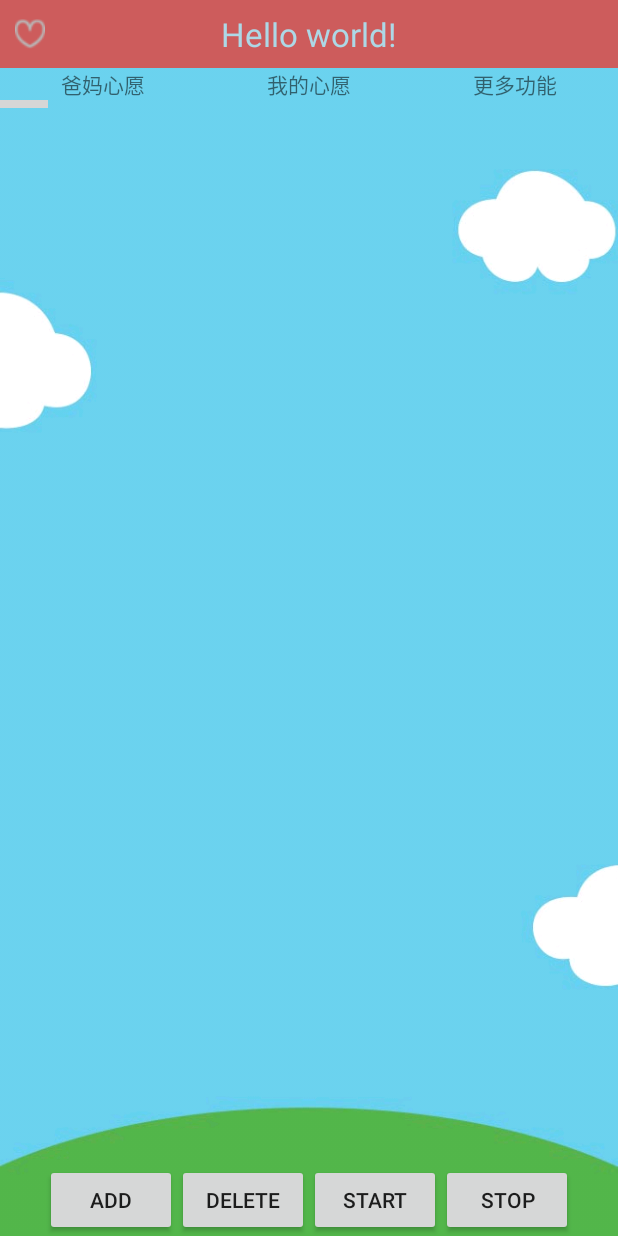
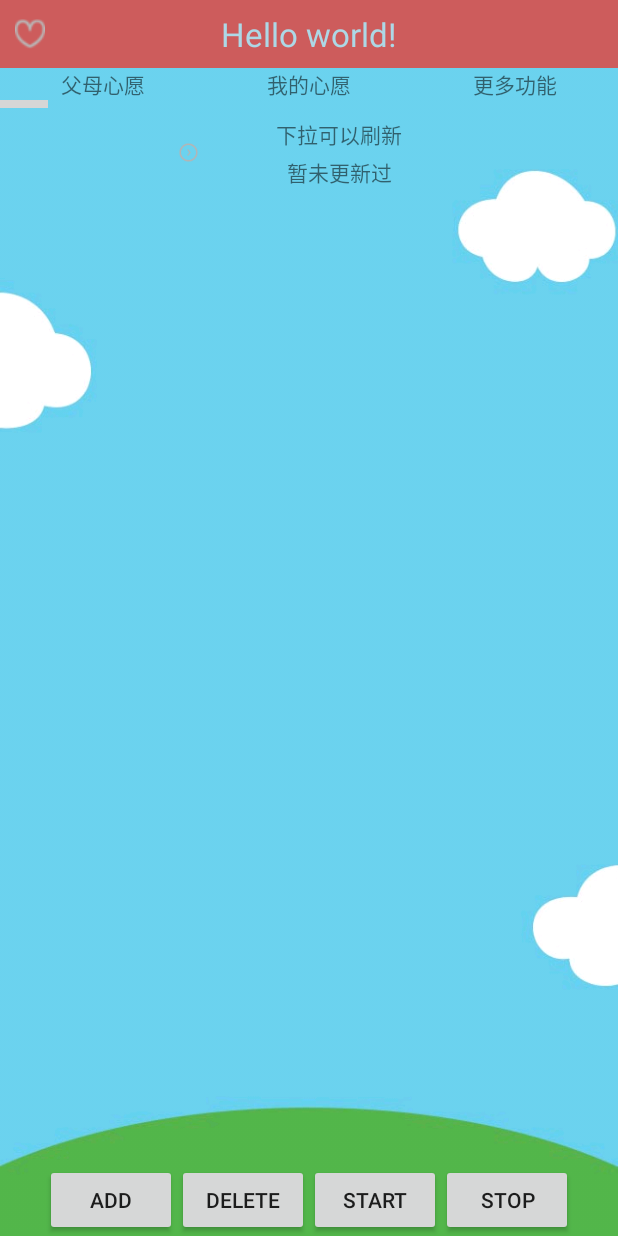
Before and after one commit to GGOD1993/YuLeiAndroidAPP, an Android app: the ChildMainActivity screen opened directly, with no data from a screen before it, on a phone screen of 412 x 824 dp. Run offline under Robolectric (Android 15) with nearby library versions, the phone set to English and light mode, and no system bars; libraries missing offline, so code that uses them is left out: com.viewpagerindicator; plain views replace UnderlinePageIndicator; 2 statements that could not run were skipped; grey boxes are pictures that could not be loaded.

Commit message:
child task pull to refresh beta

```diff
--- a/app/src/main/java/com/example/pc/myapplication/ViewStyle/ActiveViewGroup.java
+++ b/app/src/main/java/com/example/pc/myapplication/ViewStyle/ActiveViewGroup.java
@@ -1,15 +1,23 @@
 package com.example.pc.myapplication.ViewStyle;
 
 import android.content.Context;
+import android.support.v4.view.ViewCompat;
 import android.util.AttributeSet;
+import android.util.Log;
 import android.view.MotionEvent;
 import android.view.View;
 import android.view.ViewGroup;
+import android.widget.RelativeLayout;
 
 import java.util.ArrayList;
 
 
-public class ActiveViewGroup extends ViewGroup {
+public class ActiveViewGroup extends ViewGroup{
+
+  private float fingerDownY;
+  private float fingerUpY;
+  private float fingerMoveY;
+  private float fingerDistanceY;
 
   private ArrayList<ActiveView> arrayList = new ArrayList<>();
 
@@ -25,8 +33,7 @@ public class ActiveViewGroup extends ViewGroup {
    * 计算所有ChildView的宽度和高度 然后根据ChildView的计算结果，设置自己的宽和高
    */
   @Override
-  protected void onMeasure(int widthMeasureSpec, int heightMeasureSpec)
-  {
+  protected void onMeasure(int widthMeasureSpec, int heightMeasureSpec){
     /**
      * 获得此ViewGroup上级容器为其推荐的宽和高，以及计算模式
      */
@@ -47,8 +54,7 @@ public class ActiveViewGroup extends ViewGroup {
   }
 
   @Override
-  protected void onLayout(boolean changed, int l, int t, int r, int b)
-  {
+  protected void onLayout(boolean changed, int l, int t, int r, int b){
     int cCount = getChildCount();
     int mTotalHeight = 0;
     int cWidth = 0;
--- /dev/null
+++ b/app/src/main/java/com/example/pc/myapplication/ViewStyle/RefreshableLinearLayout.java
@@ -0,0 +1,387 @@
+package com.example.pc.myapplication.ViewStyle;
+
+import android.content.Context;
+import android.content.SharedPreferences;
+import android.os.AsyncTask;
+import android.util.AttributeSet;
+import android.util.Log;
+import android.view.LayoutInflater;
+import android.view.MotionEvent;
+import android.view.View;
+import android.view.ViewConfiguration;
+import android.view.animation.AccelerateDecelerateInterpolator;
+import android.view.animation.Animation;
+import android.view.animation.RotateAnimation;
+import android.view.animation.TranslateAnimation;
+import android.widget.ImageView;
+import android.widget.LinearLayout;
+import android.widget.ListView;
+import android.widget.ProgressBar;
+import android.widget.TextView;
+
+import com.example.pc.myapplication.AppConstant;
+import com.example.pc.myapplication.R;
+
+
+public class RefreshableLinearLayout extends LinearLayout implements View.OnTouchListener{
+
+  //下拉刷新
+  public static final int STATUS_PULL_TO_REFRESH = 0;
+
+  //释放立即刷新
+  public static final int STATUS_RELEASE_TO_REFRESH = 1;
+
+  //正在刷新
+  public static final int STATUS_REFRESHING = 2;
+
+  //普通状态
+  public static final int STATUS_REFRESH_FINISHED = 3;
+
+  //下拉头部回滚速度
+  public static final int SCROLL_SPEED = -20;
+
+  //一分钟的毫秒值
+  public static final long ONE_MINUTE = 60 * 1000;
+
+  //一小时的毫秒值
+  public static final long ONE_HOUR = ONE_MINUTE * 60;
+
+  //一天的毫秒值
+  public static final long ONE_DAY = ONE_HOUR * 24;
+
+  //一个月的毫秒值
+  public static final long ONE_MONTH = ONE_DAY * 30;
+
+  //一年的毫秒值
+  public static final long ONE_YEAR = ONE_MONTH * 12;
+
+  //上次更新的时间字符串的存储键值
+  private static final String UPDATE_AT = "update_at";
+
+  //下拉刷新的回调接口
+  private PullToRefreshListener mListener;
+
+  //SharedPreference
+  private SharedPreferences preferences;
+
+  //下拉头部
+  private View header;
+
+  //需要去下拉刷新的content
+  private ActiveViewGroup activeViewGroup;
+
+  //刷新时显示的进度条
+  private ProgressBar progressBar;
+
+  //下拉刷新的箭头
+  private ImageView arrow;
+
+  //下拉刷新的文字描述
+  private TextView description;
+
+  //下拉刷新的时间
+  private TextView updateAt;
+
+  //下拉头的局部参数
+  private MarginLayoutParams headerLayoutParams;
+
+  //上次更新时间的毫秒值
+  private long lastUpdateTime;
+
+  //下拉刷新头部的高度
+  private int headerHeight;
+
+  //当前的下拉头状态
+  private int currentStatus = STATUS_REFRESH_FINISHED;
+
+  //记录上一次状态,以免冲突
+  private int lastStatus = currentStatus;
+
+  //手指按下屏幕的纵坐标
+  private float yDown;
+
+  //在被判定为滚动之前,用户手指能移动的最大值
+  private int touchSlop;
+
+  //是否已经加载过一次layout,只需要加载一次
+  private boolean loadOnce;
+
+  public RefreshableLinearLayout(Context context, AttributeSet attrs) {
+    super(context, attrs);
+    preferences = context.getSharedPreferences(AppConstant.PREFERENCE_NAME,0);
+    header = LayoutInflater.from(context).inflate(R.layout.layout_pull_to_refresh_header, null, true);
+    progressBar = (ProgressBar) header.findViewById(R.id.progress_bar);
+    arrow = (ImageView) header.findViewById(R.id.arrow);
+    description = (TextView) header.findViewById(R.id.description);
+    updateAt = (TextView) header.findViewById(R.id.updated_at);
+    touchSlop = ViewConfiguration.get(context).getScaledTouchSlop();
+    updateDescription();
+    setOrientation(VERTICAL);
+    addView(header,0);
+  }
+
+  /**
+   * 绑定触摸事件等操作
+   * @param changed
+   * @param l
+   * @param t
+   * @param r
+   * @param b
+   */
+  @Override
+  protected void onLayout(boolean changed, int l, int t, int r, int b) {
+    super.onLayout(changed, l, t, r, b);
+    if (changed && ! loadOnce) {
+      headerHeight = -header.getHeight();
+      headerLayoutParams = (MarginLayoutParams) header.getLayoutParams();
+      headerLayoutParams.topMargin = headerHeight;
+      activeViewGroup = (ActiveViewGroup) getChildAt(1);
+      activeViewGroup.setOnTouchListener(this);
+      loadOnce = true;
+    }
+  }
+
+  @Override
+  public boolean onTouch(View v, MotionEvent event) {
+    switch (event.getAction()) {
+      case MotionEvent.ACTION_DOWN:
+        yDown = event.getRawY();
+        break;
+      case MotionEvent.ACTION_MOVE:
+        float yMove = event.getRawY();
+        int distance = (int) (yMove - yDown);
+//          如果手指是下滑状态，并且下拉头是完全隐藏的，就屏蔽下拉事件
+        if (distance <= 0 && headerLayoutParams.topMargin <= headerHeight) {
+          return false;
+        }
+        if (distance < touchSlop) {
+          return false;
+        }
+        if (currentStatus != STATUS_REFRESHING) {
+          if (headerLayoutParams.topMargin > 0) {
+            currentStatus = STATUS_RELEASE_TO_REFRESH;
+          } else {
+            currentStatus = STATUS_PULL_TO_REFRESH;
+          }
+          // 通过偏移下拉头的topMargin值，来实现下拉效果
+          headerLayoutParams.topMargin = (distance / 2) + headerHeight;
+          header.setLayoutParams(headerLayoutParams);
+        }
+        break;
+
+      case MotionEvent.ACTION_UP:
+
+      default:
+        if (currentStatus == STATUS_RELEASE_TO_REFRESH) {
+          // 松手时如果是释放立即刷新状态，就去调用正在刷新的任务
+          new RefreshingTask().execute();
+        } else if (currentStatus == STATUS_PULL_TO_REFRESH) {
+          // 松手时如果是下拉状态，就去调用隐藏下拉头的任务
+          new HideHeaderTask().execute();
+        }
+        break;
+    }
+
+    // 时刻记得更新下拉头中的信息
+    if (currentStatus == STATUS_PULL_TO_REFRESH
+            || currentStatus == STATUS_RELEASE_TO_REFRESH) {
+      updateHeaderView();
+      // 当前正处于下拉或释放状态，要让ListView失去焦点，否则被点击的那一项会一直处于选中状态
+      lastStatus = currentStatus;
+      // 当前正处于下拉或释放状态，通过返回true屏蔽掉ListView的滚动事件
+      return true;
+    }
+    return true;
+  }
+
+  public void setOnRefreshListener(PullToRefreshListener listener) {
+    mListener = listener;
+  }
+
+  /**
+   * 当所有的刷新逻辑完成后，记录调用一下，否则你的ListView将一直处于正在刷新状态。
+   */
+  public void finishRefreshing() {
+    currentStatus = STATUS_REFRESH_FINISHED;
+    preferences.edit().putLong(UPDATE_AT, System.currentTimeMillis()).apply();
+    new HideHeaderTask().execute();
+  }
+
+  /**
+   * 更新下拉刷新头中的信息
+   */
+  private void updateHeaderView() {
+    if (lastStatus != currentStatus) {
+      if (currentStatus == STATUS_PULL_TO_REFRESH) {
+        description.setText(getResources().getString(R.string.pull_to_refresh));
+        arrow.setVisibility(View.VISIBLE);
+        progressBar.setVisibility(View.GONE);
+        rotateArrow();
+      } else if (currentStatus == STATUS_RELEASE_TO_REFRESH) {
+        description.setText(getResources().getString(R.string.release_to_refresh));
+        arrow.setVisibility(View.VISIBLE);
+        progressBar.setVisibility(View.GONE);
+        rotateArrow();
+      } else if (currentStatus == STATUS_REFRESHING) {
+        description.setText(getResources().getString(R.string.refreshing));
+        progressBar.setVisibility(View.VISIBLE);
+        arrow.clearAnimation();
+        arrow.setVisibility(View.GONE);
+      }
+      updateDescription();
+    }
+  }
+
+  /**
+   * 根据当前的状态来旋转箭头
+   */
+  private void rotateArrow() {
+    float pivotX = arrow.getWidth() / 2f;
+    float pivotY = arrow.getHeight() / 2f;
+    float fromDegrees = 0f;
+    float toDegrees = 0f;
+    if (currentStatus == STATUS_PULL_TO_REFRESH) {
+      fromDegrees = 180f;
+      toDegrees = 360f;
+    } else if (currentStatus == STATUS_RELEASE_TO_REFRESH) {
+      fromDegrees = 0f;
+      toDegrees = 180f;
+    }
+    RotateAnimation animation = new RotateAnimation(fromDegrees, toDegrees, pivotX, pivotY);
+    animation.setDuration(100);
+    animation.setFillAfter(true);
+    arrow.startAnimation(animation);
+  }
+
+  /**
+   * 更新文字描述
+   */
+  private void updateDescription() {
+    lastUpdateTime = preferences.getLong(UPDATE_AT, -1);
+    long currentTime = System.currentTimeMillis();
+    long timePassed = currentTime - lastUpdateTime;
+    long timeIntoFormat;
+    String updateAtValue;
+    if (lastUpdateTime == -1) {
+      updateAtValue = getResources().getString(R.string.not_updated_yet);
+    } else if (timePassed < 0) {
+      updateAtValue = getResources().getString(R.string.time_error);
+    } else if (timePassed < ONE_MINUTE) {
+      updateAtValue = getResources().getString(R.string.updated_just_now);
+    } else if (timePassed < ONE_HOUR) {
+      timeIntoFormat = timePassed / ONE_MINUTE;
+      String value = timeIntoFormat + "分钟";
+      updateAtValue = String.format(getResources().getString(R.string.updated_at), value);
+    } else if (timePassed < ONE_DAY) {
+      timeIntoFormat = timePassed / ONE_HOUR;
+      String value = timeIntoFormat + "小时";
+      updateAtValue = String.format(getResources().getString(R.string.updated_at), value);
+    } else if (timePassed < ONE_MONTH) {
+      timeIntoFormat = timePassed / ONE_DAY;
+      String value = timeIntoFormat + "天";
+      updateAtValue = String.format(getResources().getString(R.string.updated_at), value);
+    } else if (timePassed < ONE_YEAR) {
+      timeIntoFormat = timePassed / ONE_MONTH;
+      String value = timeIntoFormat + "个月";
+      updateAtValue = String.format(getResources().getString(R.string.updated_at), value);
+    } else {
+      timeIntoFormat = timePassed / ONE_YEAR;
+      String value = timeIntoFormat + "年";
+      updateAtValue = String.format(getResources().getString(R.string.updated_at), value);
+    }
+    updateAt.setText(updateAtValue);
+  }
+
+  /**
+   * 正在刷新的任务，在此任务中会去回调注册进来的下拉刷新监听器。
+   *
+   * @author guolin
+   */
+  class RefreshingTask extends AsyncTask<Void, Integer, Void> {
+
+    @Override
+    protected Void doInBackground(Void... params) {
+      int topMargin = headerLayoutParams.topMargin;
+      while (true) {
+        topMargin = topMargin + SCROLL_SPEED;
+        if (topMargin <= 0) {
+          topMargin = 0;
+          break;
+        }
+        publishProgress(topMargin);
+        sleep(10);
+      }
+      currentStatus = STATUS_REFRESHING;
+      publishProgress(0);
+      if (mListener != null) {
+        mListener.onRefresh();
+      }
+      return null;
+    }
+
+    @Override
+    protected void onProgressUpdate(Integer... topMargin) {
+      updateHeaderView();
+      headerLayoutParams.topMargin = topMargin[0];
+      header.setLayoutParams(headerLayoutParams);
+    }
+
+  }
+
+  /**
+   * 隐藏下拉头的任务，当未进行下拉刷新或下拉刷新完成后，此任务将会使下拉头重新隐藏。
+   *
+   * @author guolin
+   */
+  class HideHeaderTask extends AsyncTask<Void, Integer, Integer> {
+
+    @Override
+    protected Integer doInBackground(Void... params) {
+      int topMargin = headerLayoutParams.topMargin;
+      while (true) {
+        topMargin = topMargin + SCROLL_SPEED;
+        if (topMargin <= headerHeight) {
+          topMargin = headerHeight;
+          break;
+        }
+        publishProgress(topMargin);
+        sleep(10);
+      }
+      return topMargin;
+    }
+
+    @Override
+    protected void onProgressUpdate(Integer... topMargin) {
+      headerLayoutParams.topMargin = topMargin[0];
+      header.setLayoutParams(headerLayoutParams);
+    }
+
+    @Override
+    protected void onPostExecute(Integer topMargin) {
+      headerLayoutParams.topMargin = topMargin;
+      header.setLayoutParams(headerLayoutParams);
+      currentStatus = STATUS_REFRESH_FINISHED;
+    }
+  }
+
+  /**
+   * 使当前线程睡眠指定的毫秒数。
+   *
+   * @param time
+   * 指定当前线程睡眠多久，以毫秒为单位
+   */
+  private void sleep(int time) {
+    try {
+      Thread.sleep(time);
+    } catch (InterruptedException e) {
+      e.printStackTrace();
+    }
+  }
+
+  /**
+   * 刷新回调接口
+   */
+  public interface PullToRefreshListener{
+    void onRefresh();
+  }
+}
--- a/app/src/main/java/com/example/pc/myapplication/activity/child/ChildMainActivity.java
+++ b/app/src/main/java/com/example/pc/myapplication/activity/child/ChildMainActivity.java
@@ -7,6 +7,7 @@ import android.os.Bundle;
 import android.support.v4.app.Fragment;
 import android.support.v4.app.FragmentActivity;
 import android.support.v4.view.ViewPager;
+import android.util.Log;
 import android.view.KeyEvent;
 import android.view.Menu;
 import android.view.MenuItem;
@@ -72,7 +73,7 @@ public class ChildMainActivity extends FragmentActivity
     exitTime = 0L;
     preferences = getSharedPreferences(AppConstant.PREFERENCE_NAME, 0);
 
-    fragmentList = new ArrayList<Fragment>();
+    fragmentList = new ArrayList<>();
     fragmentList.add(ChildMsgFragment.newInstance());
     fragmentList.add(ChildWishFragment.newInstance());
     fragmentList.add(ChildFuncFragment.newInstance(preferences));
--- a/app/src/main/java/com/example/pc/myapplication/adapter/ChildViewpagerAdapter.java
+++ b/app/src/main/java/com/example/pc/myapplication/adapter/ChildViewpagerAdapter.java
@@ -4,6 +4,7 @@ import android.app.Activity;
 import android.support.v4.app.Fragment;
 import android.support.v4.app.FragmentManager;
 import android.support.v4.app.FragmentPagerAdapter;
+import android.view.ViewGroup;
 
 import java.util.ArrayList;
 
@@ -33,4 +34,9 @@ public class ChildViewpagerAdapter extends FragmentPagerAdapter {
   public int getCount() {
     return fragmentList.size();
   }
+
+  @Override
+  public void destroyItem(ViewGroup container, int position, Object object) {
+//    super.destroyItem(container, position, object);
+  }
 }
--- a/app/src/main/java/com/example/pc/myapplication/fragment/child/ChildMsgFragment.java
+++ b/app/src/main/java/com/example/pc/myapplication/fragment/child/ChildMsgFragment.java
@@ -3,17 +3,26 @@ package com.example.pc.myapplication.fragment.child;
 import android.app.Activity;
 import android.os.Bundle;
 import android.support.v4.app.Fragment;
+import android.support.v4.widget.SwipeRefreshLayout;
 import android.view.LayoutInflater;
 import android.view.View;
 import android.view.ViewGroup;
 import android.widget.Button;
+import android.widget.RelativeLayout;
 
+import com.android.volley.Request;
+import com.example.pc.myapplication.AppConstant;
 import com.example.pc.myapplication.R;
 import com.example.pc.myapplication.ViewStyle.ActiveView;
 import com.example.pc.myapplication.ViewStyle.ActiveViewGroup;
+import com.example.pc.myapplication.ViewStyle.RefreshableLinearLayout;
 import com.example.pc.myapplication.utils.ActiveHelper;
+import com.example.pc.myapplication.utils.HttpService;
 
-public class ChildMsgFragment extends Fragment {
+import org.json.JSONArray;
+
+public class ChildMsgFragment extends Fragment implements
+        HttpService.OnGetDiyTaskRequestResponseListener{
 
   private Button add;
   private Button delete;
@@ -24,6 +33,7 @@ public class ChildMsgFragment extends Fragment {
 
   private ActiveHelper activeHelper;
 
+  private RefreshableLinearLayout refreshableLinearLayout;
 
   private OnChildMsgFragmentInteractionListener mListener;
 
@@ -47,6 +57,7 @@ public class ChildMsgFragment extends Fragment {
   @Override
   public View onCreateView(LayoutInflater inflater, ViewGroup container,
                            Bundle savedInstanceState) {
+
     View v = inflater.inflate(R.layout.fragment_child_msg, container, false);
     add = (Button) v.findViewById(R.id.add);
     delete = (Button) v.findViewById(R.id.delete);
@@ -54,6 +65,15 @@ public class ChildMsgFragment extends Fragment {
     stop = (Button) v.findViewById(R.id.stop);
     activeViewGroup = (ActiveViewGroup) v.findViewById(R.id.activeViewGroup);
     activeHelper = new ActiveHelper(activeViewGroup);
+    refreshableLinearLayout = (RefreshableLinearLayout) v.findViewById(R.id.refreshable_linearlayout);
+
+    refreshableLinearLayout.setOnRefreshListener(new RefreshableLinearLayout.PullToRefreshListener() {
+      @Override
+      public void onRefresh() {
+          //存放下拉刷新需要执行的内容
+        refreshableLinearLayout.finishRefreshing();
+      }
+    });
 
 
     add.setOnClickListener(new View.OnClickListener() {
@@ -66,7 +86,6 @@ public class ChildMsgFragment extends Fragment {
         activeViewGroup.addActiveView(activeView);
       }
     });
-
     delete.setOnClickListener(new View.OnClickListener() {
       @Override
       public void onClick(View v) {
@@ -75,21 +94,18 @@ public class ChildMsgFragment extends Fragment {
         }
       }
     });
-
     start.setOnClickListener(new View.OnClickListener() {
       @Override
       public void onClick(View v) {
         activeHelper.startMove();
       }
     });
-
     stop.setOnClickListener(new View.OnClickListener() {
       @Override
       public void onClick(View v) {
         activeHelper.stopMove();
       }
     });
-
     return v;
   }
 
@@ -115,4 +131,30 @@ public class ChildMsgFragment extends Fragment {
     public void onChildMsgFragmentInteraction();
   }
 
+  public void startMoveActiveView() {
+    activeHelper.stopMove();
+  }
+
+  public void stopMoveActiveView() {
+    activeHelper.stopMove();
+  }
+
+  private void postGetDiyTaskRequest() {
+
+    String url = AppConstant.GET_DIY_TASK_URL + "?username=" +
+            getActivity().getSharedPreferences(AppConstant.PREFERENCE_NAME,0)
+                    .getString(AppConstant.FROM_USERID, "");
+
+    HttpService.DoGetDiyTaskRequest(Request.Method.GET, url, null, ChildMsgFragment.this);
+  }
+
+  @Override
+  public void OnGetDiyTaskSuccessResponse(JSONArray jsonArray) {
+
+  }
+
+  @Override
+  public void OnGetDiyTaskErrorResponse(String errorResult) {
+
+  }
 }
--- a/app/src/main/java/com/example/pc/myapplication/utils/HttpService.java
+++ b/app/src/main/java/com/example/pc/myapplication/utils/HttpService.java
@@ -199,7 +199,7 @@ public class HttpService {
   }
 
   /**
-   * 父母获取发出的心愿
+   * 接收心愿
    */
   private static OnGetTaskRequestResponseListener onGetTaskRequestResponseListener;
   public static interface OnGetTaskRequestResponseListener {
--- a/app/src/main/res/layout/activity_child_main.xml
+++ b/app/src/main/res/layout/activity_child_main.xml
@@ -13,7 +13,7 @@
         android:layout_height="wrap_content"
         android:layout_below="@id/child_mainactivity_header">
         <TextView
-            android:text="爸妈心愿"
+            android:text="父母心愿"
             android:layout_width="match_parent"
             android:layout_height="match_parent"
             android:layout_weight="1"
--- a/app/src/main/res/layout/fragment_child_msg.xml
+++ b/app/src/main/res/layout/fragment_child_msg.xml
@@ -32,12 +32,26 @@
             android:layout_width="wrap_content"
             android:layout_height="wrap_content"
             android:text="stop"/>
+
         </LinearLayout>
 
-    <com.example.pc.myapplication.ViewStyle.ActiveViewGroup
-        android:id="@+id/activeViewGroup"
-        android:layout_width="wrap_content"
-        android:layout_height="wrap_content"
-        android:layout_above="@id/button"/>
+    <com.example.pc.myapplication.ViewStyle.RefreshableLinearLayout
+        android:id="@+id/refreshable_linearlayout"
+        android:layout_width="match_parent"
+        android:layout_height="match_parent"
+        android:layout_above="@id/button"
+        android:orientation="vertical">
+
+        <com.example.pc.myapplication.ViewStyle.ActiveViewGroup
+            android:id="@+id/activeViewGroup"
+            android:layout_width="match_parent"
+            android:layout_height="match_parent"/>
+
+        <!--<ListView-->
+            <!--android:layout_width="match_parent"-->
+            <!--android:layout_height="wrap_content"-->
+            <!--android:entries="@array/city"/>-->
+
+        </com.example.pc.myapplication.ViewStyle.RefreshableLinearLayout>
 
 </RelativeLayout>
--- /dev/null
+++ b/app/src/main/res/layout/layout_pull_to_refresh_header.xml
@@ -0,0 +1,60 @@
+<RelativeLayout xmlns:android="http://schemas.android.com/apk/res/android"
+                android:id="@+id/pull_to_refresh_head"
+                android:layout_width="fill_parent"
+                android:layout_height="60dip" >
+
+    <LinearLayout
+        android:layout_width="200dip"
+        android:layout_height="60dip"
+        android:layout_centerInParent="true"
+        android:orientation="horizontal" >
+
+        <RelativeLayout
+            android:layout_width="0dip"
+            android:layout_height="60dip"
+            android:layout_weight="3"
+            >
+            <ImageView
+                android:id="@+id/arrow"
+                android:layout_width="wrap_content"
+                android:layout_height="wrap_content"
+                android:layout_centerInParent="true"
+                android:src="@mipmap/ic_arrow"
+                />
+            <ProgressBar
+                android:id="@+id/progress_bar"
+                android:layout_width="30dip"
+                android:layout_height="30dip"
+                android:layout_centerInParent="true"
+                android:visibility="gone"
+                />
+        </RelativeLayout>
+
+        <LinearLayout
+            android:layout_width="0dip"
+            android:layout_height="60dip"
+            android:layout_weight="12"
+            android:orientation="vertical" >
+
+            <TextView
+                android:id="@+id/description"
+                android:layout_width="fill_parent"
+                android:layout_height="0dip"
+                android:layout_weight="1"
+                android:gravity="center_horizontal|bottom"
+                android:text="@string/pull_to_refresh"
+                android:layout_margin="2dip"/>
+
+            <TextView
+                android:id="@+id/updated_at"
+                android:layout_width="fill_parent"
+                android:layout_height="0dip"
+                android:layout_weight="1"
+                android:gravity="center_horizontal|top"
+                android:text="@string/updated_at"
+                android:layout_margin="2dip"/>
+
+        </LinearLayout>
+    </LinearLayout>
+
+</RelativeLayout>
--- a/app/src/main/res/values/strings.xml
+++ b/app/src/main/res/values/strings.xml
@@ -22,6 +22,15 @@
 
     <string name="systemtask">系 统 任 务</string>
     <string name="diytask">自 定 义 任 务</string>
+
+    <string name="pull_to_refresh">下拉可以刷新</string>
+    <string name="release_to_refresh">释放立即刷新</string>
+    <string name="refreshing">正在刷新…</string>
+    <string name="not_updated_yet">暂未更新过</string>
+    <string name="updated_at">上次更新于%1$s前</string>
+    <string name="updated_just_now">刚刚更新</string>
+    <string name="time_error">时间有问题</string>
+
 
     <string name="action_settings">Settings</string>
     <string name="title_activity_parent_main">ParentMainActivity</string>
```
Also changed, not shown: app/src/main/java/com/example/pc/myapplication/ViewStyle/ActiveView.java (+12 -0 lines), app/src/main/java/com/example/pc/myapplication/fragment/parent/ParentMsgFragment.java (+4 -5 lines), 2 other files.
